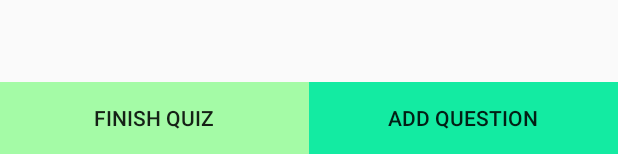
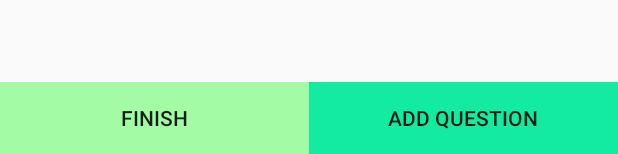
Before and after one commit to sandy13521/Quiz-Generator, an Android app: the layout activity_list_of_questions.xml on its own in the app's theme, with its tools: preview values and no code run, on a phone screen of 412 x 824 dp. Shown: the part 1082-1236 px from the top of the screen. Run offline under Robolectric (Android 15) with nearby library versions, the phone set to English and light mode, and no system bars.

Commit message:
Adding Quizzes

```diff
--- a/app/src/main/res/layout/activity_list_of_questions.xml
+++ b/app/src/main/res/layout/activity_list_of_questions.xml
@@ -17,18 +17,11 @@
         android:textColor="#FFFFFF"
         android:textSize="30sp" />
 
-    <!--    <ScrollView-->
-    <!--        android:layout_width="match_parent"-->
-    <!--        android:layout_height="match_parent"-->
-    <!--        android:layout_weight="1">-->
-
     <ListView
         android:id="@+id/questions"
         android:layout_width="match_parent"
         android:layout_height="0dp"
         android:layout_weight="1" />
-    <!--    </ScrollView>-->
-
 
     <LinearLayout
         android:layout_width="match_parent"
@@ -42,7 +35,7 @@
             android:layout_gravity="bottom"
             android:layout_weight="1"
             android:background="#A4FBA6"
-            android:text="Finish Quiz" />
+            android:text="@string/finish" />
 
         <Button
             android:id="@+id/add_question_button"
@@ -51,6 +44,6 @@
             android:layout_gravity="bottom"
             android:layout_weight="1"
             android:background="#13EBA2"
-            android:text="Add Question" />
+            android:text="@string/add_question" />
     </LinearLayout>
 </LinearLayout>
--- a/app/src/main/res/values/strings.xml
+++ b/app/src/main/res/values/strings.xml
@@ -23,5 +23,7 @@
     <string name="next">NEXT</string>
     <string name="pre_question">Preview Question</string>
     <string name="list">List Of Question</string>
+    <string name="add_question">Add Question</string>
+    <string name="finish">Finish</string>
 
 </resources>
```
